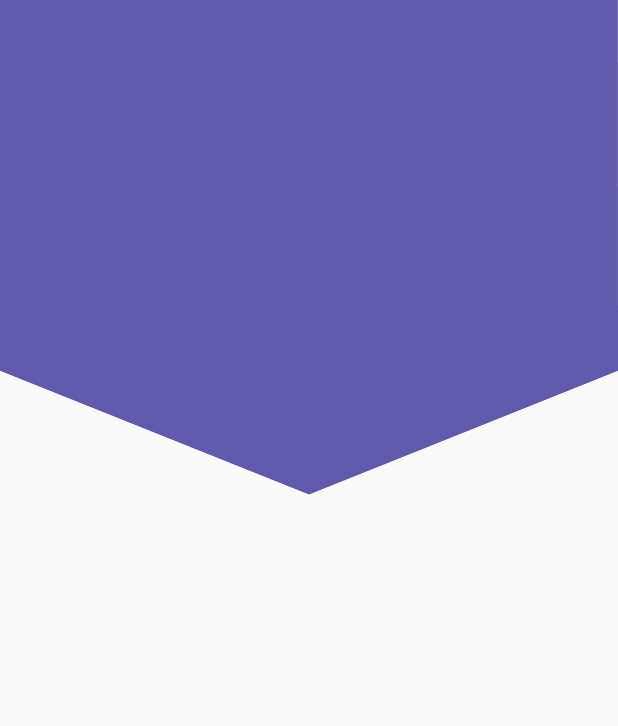
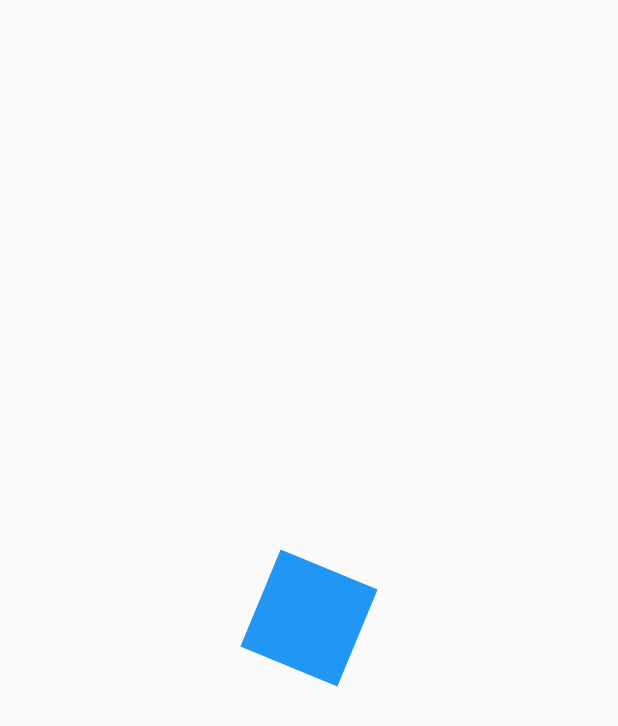
Before and after one commit to dimafema/Flutter_UI, a Flutter app: the screen it shows after launch, on a phone screen of 412 x 824 dp. Shown: the top 726 px of the screen. Run offline on Flutter 3.47's test engine with Material 2 defaults, Android fonts, the phone set to English and light mode, and no system bars.

Commit message:
30-06-202-asus

```diff
--- a/diseno_app/lib/main.dart
+++ b/diseno_app/lib/main.dart
@@ -1,7 +1,8 @@
+import 'package:diseno_app/src/pages/animaciones_pages.dart';
 import 'package:flutter/material.dart';
 
 
-import 'package:diseno_app/src/pages/headers_page.dart';
+//import 'package:diseno_app/src/pages/headers_page.dart';
 void main() {
   runApp(MyApp());
 }
@@ -12,7 +13,7 @@ class MyApp extends StatelessWidget {
     return MaterialApp(
       debugShowCheckedModeBanner: false,
       title: 'Diseños app',
-      home: HeaderPage()
+      home: AnimacionesPage()
     );
   }
 }
--- /dev/null
+++ b/diseno_app/lib/src/pages/animaciones_pages.dart
@@ -0,0 +1,84 @@
+import 'package:flutter/material.dart';
+import 'dart:math' as Math;
+class AnimacionesPage extends StatelessWidget {
+  @override
+  Widget build(BuildContext context) {
+    return Scaffold(
+      body: Center(
+        child: CuadradoAnimado(),
+        ),
+    );
+  }
+}
+
+class CuadradoAnimado extends StatefulWidget {
+  @override
+  _CuadradoAnimadoState createState() => _CuadradoAnimadoState();
+}
+
+class _CuadradoAnimadoState extends State<CuadradoAnimado> with SingleTickerProviderStateMixin{
+
+
+  AnimationController controller;
+  Animation<double> rotacion;
+
+  @override
+  void initState() {
+    controller = AnimationController(vsync: this, duration:Duration(milliseconds: 4000)
+    );
+    rotacion = Tween(begin: 0.0, end: 2 * Math.pi ).animate(controller);
+    controller.addListener((){
+      print('Status: ${controller.status}');
+      if (controller.status== AnimationStatus.completed){
+        controller.reverse();
+      }/*else if(controller.status == AnimationStatus.dismissed){
+        controller.forward();
+      }*/
+    });
+    //controller.forward();
+    super.initState();
+  }
+
+  @override
+  void dispose() {
+    controller.dispose();
+    super.dispose();
+  }
+
+
+
+  //Animation
+
+  @override
+  Widget build(BuildContext context) {
+
+    controller.forward();
+
+    return AnimatedBuilder(
+      animation: controller,
+      //child: _Rectangulo(),
+      builder: (BuildContext context, Widget child) {
+        //print(rotacion.value.toString());
+        return Transform.rotate(
+          angle: rotacion.value,
+          child: _Rectangulo()
+        );
+
+
+      },
+    );
+  }
+}
+
+class _Rectangulo extends StatelessWidget {
+      @override
+      Widget build(BuildContext context) {
+      return Container(
+         width: 70,
+         height: 70,
+         decoration: BoxDecoration(
+           color: Colors.blue
+         ),
+       );
+     }
+  }
--- a/diseno_app/lib/src/pages/headers_page.dart
+++ b/diseno_app/lib/src/pages/headers_page.dart
@@ -7,7 +7,7 @@ class HeaderPage extends StatelessWidget {
   @override
   Widget build(BuildContext context) {
     return Scaffold(
-      body: Headertriangulo1(),
+      body: HeaderOlaGradientePainter(),
     );
   }
 }
```
Also changed, not shown: diseno_app/lib/src/widgets/headers.dart (+169 -4 lines).
